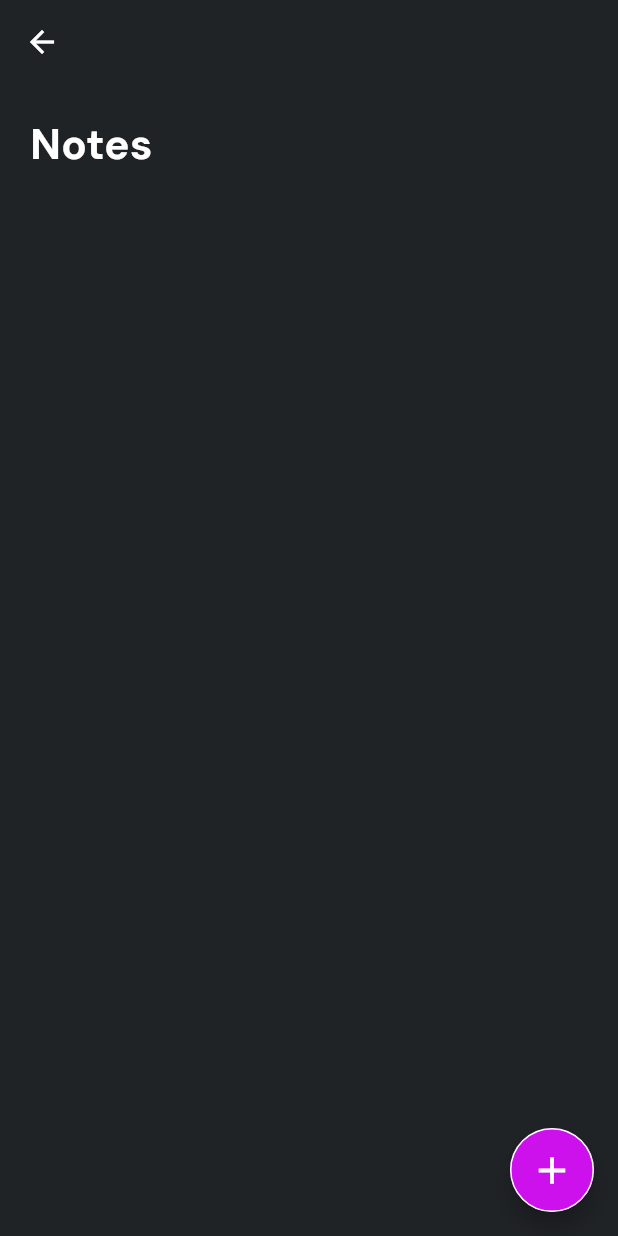
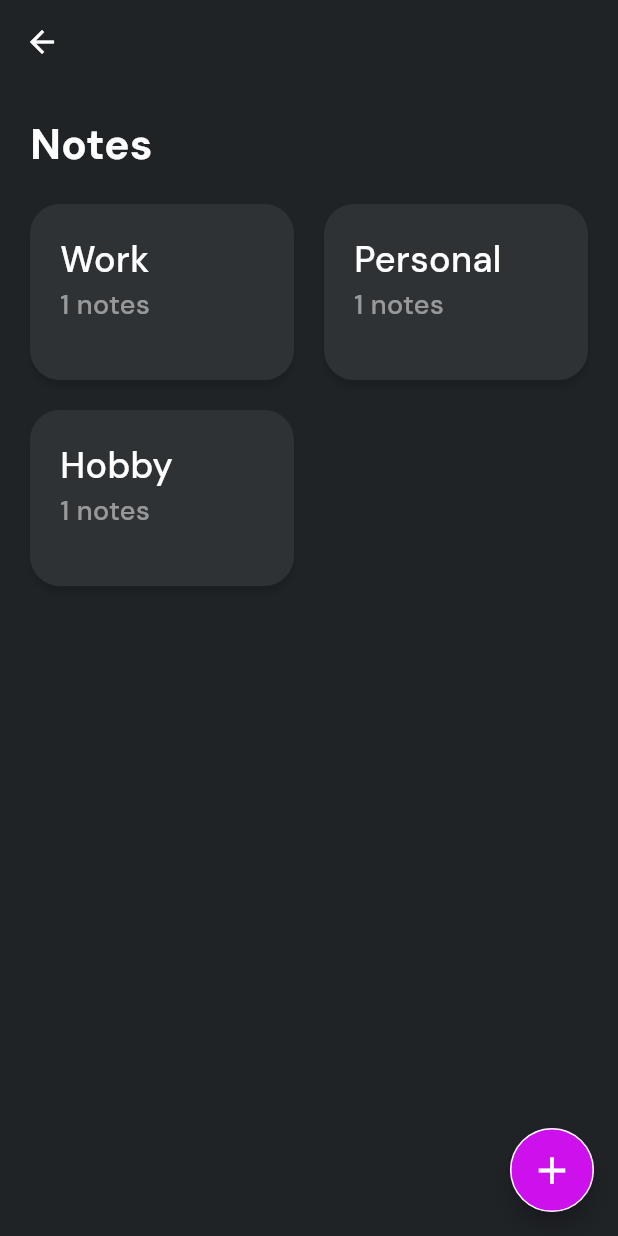
Before and after one commit to charitha-98/notes-task-management-app, a Flutter app: the screen it shows after launch, after a tap on "Notes", on a phone screen of 412 x 824 dp. Run offline on Flutter 3.47's test engine with Material 3 defaults, Android fonts, the phone set to English and light mode, and no system bars; our stand-ins replace go_router, google_fonts, hive, hive_flutter; accounts and stored records are empty.

Commit message:
create note for category

```diff
--- a/lib/main.dart
+++ b/lib/main.dart
@@ -1,10 +1,20 @@
 import 'package:flutter/material.dart';
 import 'package:google_fonts/google_fonts.dart';
+import 'package:hive_flutter/adapters.dart';
+import 'package:note_sphere/models/note_model.dart';
+import 'package:note_sphere/models/todo_model.dart';
 
 import 'package:note_sphere/utills/router.dart';
 import 'package:note_sphere/utills/theme_data.dart';
 
-void main() {
+void main() async {
+  await Hive.initFlutter();
+
+  Hive.registerAdapter(NoteAdapter());
+  Hive.registerAdapter(ToDoAdapter());
+
+  await Hive.openBox('notes');
+  await Hive.openBox('todos');
   runApp(MyApp());
 }
 
--- /dev/null
+++ b/lib/models/note_model.dart
@@ -0,0 +1,30 @@
+import 'package:uuid/uuid.dart';
+import 'package:hive/hive.dart';
+
+part 'note_model.g.dart';
+
+@HiveType(typeId: 1)
+class Note {
+  @HiveField(0)
+  final String id;
+
+  @HiveField(1)
+  final String title;
+
+  @HiveField(2)
+  final String category;
+
+  @HiveField(3)
+  final String content;
+
+  @HiveField(4)
+  final DateTime date;
+
+  Note({
+    String? id,
+    required this.title,
+    required this.category,
+    required this.content,
+    required this.date,
+  }) : id = id ?? const Uuid().v4(); // Generate UUID only if id is not provided
+}
--- /dev/null
+++ b/lib/models/todo_model.dart
@@ -0,0 +1,30 @@
+import 'package:uuid/uuid.dart';
+import 'package:hive/hive.dart';
+
+part 'todo_model.g.dart';
+
+@HiveType(typeId: 2)
+class ToDo {
+  @HiveField(0)
+  final String id;
+
+  @HiveField(1)
+  final String title;
+
+  @HiveField(2)
+  final DateTime date;
+
+  @HiveField(3)
+  final DateTime time;
+
+  @HiveField(4)
+  final bool isDone;
+
+  ToDo({
+    String? id,
+    required this.title,
+    required this.date,
+    required this.time,
+    required this.isDone,
+  }) : id = id ?? const Uuid().v4();
+}
--- /dev/null
+++ b/lib/pages/notes_by_category.dart
@@ -0,0 +1,32 @@
+import 'package:flutter/material.dart';
+import 'package:note_sphere/models/note_model.dart';
+import 'package:note_sphere/services/note_services.dart';
+
+class NotesByCategory extends StatefulWidget {
+  final String category;
+  const NotesByCategory({super.key, required this.category});
+
+  @override
+  State<NotesByCategory> createState() => _NotesByCategoryState();
+}
+
+class _NotesByCategoryState extends State<NotesByCategory> {
+  final NoteServices noteServices = NoteServices();
+  List<Note> noteList = [];
+
+  @override
+  void initState() {
+    super.initState();
+    _loadNotesByCategory();
+  }
+
+  Future<void> _loadNotesByCategory() async {
+    noteList = await noteServices.getNotesByCategoryName(widget.category);
+    setState(() {});
+  }
+
+  @override
+  Widget build(BuildContext context) {
+    return Scaffold(appBar: AppBar(title: Text(widget.category)));
+  }
+}
--- a/lib/pages/notes_page.dart
+++ b/lib/pages/notes_page.dart
@@ -1,8 +1,11 @@
 import 'package:flutter/material.dart';
+import 'package:note_sphere/models/note_model.dart';
+import 'package:note_sphere/services/note_services.dart';
 import 'package:note_sphere/utills/colors.dart';
 import 'package:note_sphere/utills/constents.dart';
 import 'package:note_sphere/utills/router.dart';
 import 'package:note_sphere/utills/text_styles.dart';
+import 'package:note_sphere/widgets/notes_card.dart';
 
 class NotesPage extends StatefulWidget {
   const NotesPage({super.key});
@@ -12,6 +15,35 @@ class NotesPage extends StatefulWidget {
 }
 
 class _NotesPageState extends State<NotesPage> {
+  final NoteServices noteServices = NoteServices();
+  List<Note> allNotes = [];
+  Map<String, List<Note>> noteWithCategory = {};
+
+  @override
+  void initState() {
+    _checkIfUserIsNewAndCreateInitialNotes();
+    super.initState();
+  }
+
+  void _checkIfUserIsNewAndCreateInitialNotes() async {
+    final bool isNewUser = await noteServices.isNewUser();
+    if (isNewUser) {
+      await noteServices.createInitialNotes();
+    }
+    _loadNotes();
+  }
+
+  Future<void> _loadNotes() async {
+    final List<Note> loadNotes = await noteServices.loadNotes();
+    final Map<String, List<Note>> noteByCategory = noteServices
+        .getNotesByCategoryMap(loadNotes);
+    setState(() {
+      allNotes = loadNotes;
+      noteWithCategory = noteByCategory;
+      print(noteWithCategory);
+    });
+  }
+
   @override
   Widget build(BuildContext context) {
     return Scaffold(
@@ -34,7 +66,50 @@ class _NotesPageState extends State<NotesPage> {
       ),
       body: Padding(
         padding: EdgeInsetsGeometry.all(AppConstents.kDefaultPadding),
-        child: Column(children: [Text("Notes", style: AppTextStyles.appTitle)]),
+        child: Column(
+          crossAxisAlignment: CrossAxisAlignment.start,
+          children: [
+            Text("Notes", style: AppTextStyles.appTitle),
+            SizedBox(height: 20),
+            allNotes.isEmpty
+                ? SizedBox(
+                    height: MediaQuery.of(context).size.height * 0.5,
+                    child: Center(
+                      child: Text(
+                        "No notes available , click on the + button to add a new note",
+                        style: AppTextStyles.appDescription,
+                      ),
+                    ),
+                  )
+                : GridView.builder(
+                    shrinkWrap: true,
+                    physics: NeverScrollableScrollPhysics(),
+                    itemCount: noteWithCategory.length,
+                    gridDelegate: SliverGridDelegateWithFixedCrossAxisCount(
+                      crossAxisCount: 2,
+                      crossAxisSpacing: AppConstents.kDefaultPadding,
+                      mainAxisSpacing: AppConstents.kDefaultPadding,
+                      childAspectRatio: 6 / 4,
+                    ),
+                    itemBuilder: (context, index) {
+                      return InkWell(
+                        onTap: () {
+                          AppRouter.router.push(
+                            "/category",
+                            extra: noteWithCategory.keys.elementAt(index),
+                          );
+                        },
+                        child: NotesCard(
+                          noteCategory: noteWithCategory.keys.elementAt(index),
+                          numOfNotes: noteWithCategory.values
+                              .elementAt(index)
+                              .length,
+                        ),
+                      );
+                    },
+                  ),
+          ],
+        ),
       ),
     );
   }
--- /dev/null
+++ b/lib/services/note_services.dart
@@ -0,0 +1,78 @@
+import 'package:hive/hive.dart';
+import 'package:note_sphere/models/note_model.dart';
+import 'package:uuid/uuid.dart';
+
+class NoteServices {
+  List<Note> allNotes = [
+    Note(
+      id: const Uuid().v4(),
+      title: "Meeting Notes",
+      category: "Work",
+      content:
+          "Discussed project deadlines and deliverables. Assigned tasks to team members and set up follow-up meetings to track progress.",
+      date: DateTime.now(),
+    ),
+    Note(
+      id: const Uuid().v4(),
+      title: "Grocery List",
+      category: "Personal",
+      content:
+          "Bought milk, eggs, bread, fruits, and vegetables from the local grocery store. Also added some snacks for the week.",
+      date: DateTime.now(),
+    ),
+    Note(
+      id: const Uuid().v4(),
+      title: "Book Recommendations",
+      category: "Hobby",
+      content:
+          "Recently read 'Sapiens' by Yuval Noah Harari, which offered fascinating insights into the history of humankind. Also enjoyed 'Atomic Habits' by James Clear, a practical guide to building good habits and breaking bad ones.",
+      date: DateTime.now(),
+    ),
+  ];
+
+  final _myBox = Hive.box("notes");
+
+  Future<bool> isNewUser() async {
+    return _myBox.isEmpty;
+  }
+
+  Future<void> createInitialNotes() async {
+    if (_myBox.isEmpty) {
+      await _myBox.put("notes", allNotes);
+    }
+  }
+
+  Future<List<Note>> loadNotes() async {
+    final dynamic notes = _myBox.get("notes");
+
+    if (notes != null && notes is List<dynamic>) {
+      return notes.cast<Note>().toList();
+    }
+    return [];
+  }
+
+  Map<String, List<Note>> getNotesByCategoryMap(List<Note> allNotes) {
+    final Map<String, List<Note>> notesByCategory = {};
+
+    for (final note in allNotes) {
+      if (notesByCategory.containsKey(note.category)) {
+        notesByCategory[note.category]!.add(note);
+      } else {
+        notesByCategory[note.category] = [note];
+      }
+    }
+    return notesByCategory;
+  }
+
+  Future<List<Note>> getNotesByCategoryName(String category) async {
+    final dynamic allNotes = await _myBox.get("notes");
+    final List<Note> notes = [];
+
+    for (final note in allNotes) {
+      if (note.category == category) {
+        notes.add(note);
+      }
+    }
+    return notes;
+  }
+}
--- a/lib/utills/router.dart
+++ b/lib/utills/router.dart
@@ -1,6 +1,7 @@
 import 'package:flutter/widgets.dart';
 import 'package:go_router/go_router.dart';
 import 'package:note_sphere/pages/home_page.dart';
+import 'package:note_sphere/pages/notes_by_category.dart';
 import 'package:note_sphere/pages/notes_page.dart';
 import 'package:note_sphere/pages/todo_page.dart';
 
@@ -31,6 +32,14 @@ class AppRouter {
           return TodoPage();
         },
       ),
+      GoRoute(
+        name: "category",
+        path: "/category",
+        builder: (context, state) {
+          final String category = state.extra as String;
+          return NotesByCategory(category: category);
+        },
+      ),
     ],
   );
 }
--- /dev/null
+++ b/lib/widgets/notes_card.dart
@@ -0,0 +1,44 @@
+// ignore_for_file: deprecated_member_use
+
+import 'package:flutter/material.dart';
+import 'package:note_sphere/utills/colors.dart';
+import 'package:note_sphere/utills/constents.dart';
+import 'package:note_sphere/utills/text_styles.dart';
+
+class NotesCard extends StatelessWidget {
+  final String noteCategory;
+  final int numOfNotes;
+  const NotesCard({
+    super.key,
+    required this.noteCategory,
+    required this.numOfNotes,
+  });
+
+  @override
+  Widget build(BuildContext context) {
+    return Container(
+      padding: EdgeInsets.all(AppConstents.kDefaultPadding),
+      decoration: BoxDecoration(
+        color: AppColors.kCardColor,
+        borderRadius: BorderRadius.circular(20),
+        boxShadow: [
+          BoxShadow(color: Colors.black12, blurRadius: 2, offset: Offset(0, 5)),
+        ],
+      ),
+      child: Column(
+        crossAxisAlignment: CrossAxisAlignment.start,
+        children: [
+          Text(noteCategory, style: AppTextStyles.appSubtitle),
+          Text(
+            "$numOfNotes notes",
+            style: AppTextStyles.appSubtitle.copyWith(
+              fontWeight: FontWeight.w500,
+              fontSize: 18,
+              color: AppColors.kWhiteColor.withOpacity(0.5),
+            ),
+          ),
+        ],
+      ),
+    );
+  }
+}
```
Also changed, not shown: pubspec.yaml (+14 -1 lines), lib/models/note_model.g.dart (added), lib/models/todo_model.g.dart (added), pubspec.lock.
